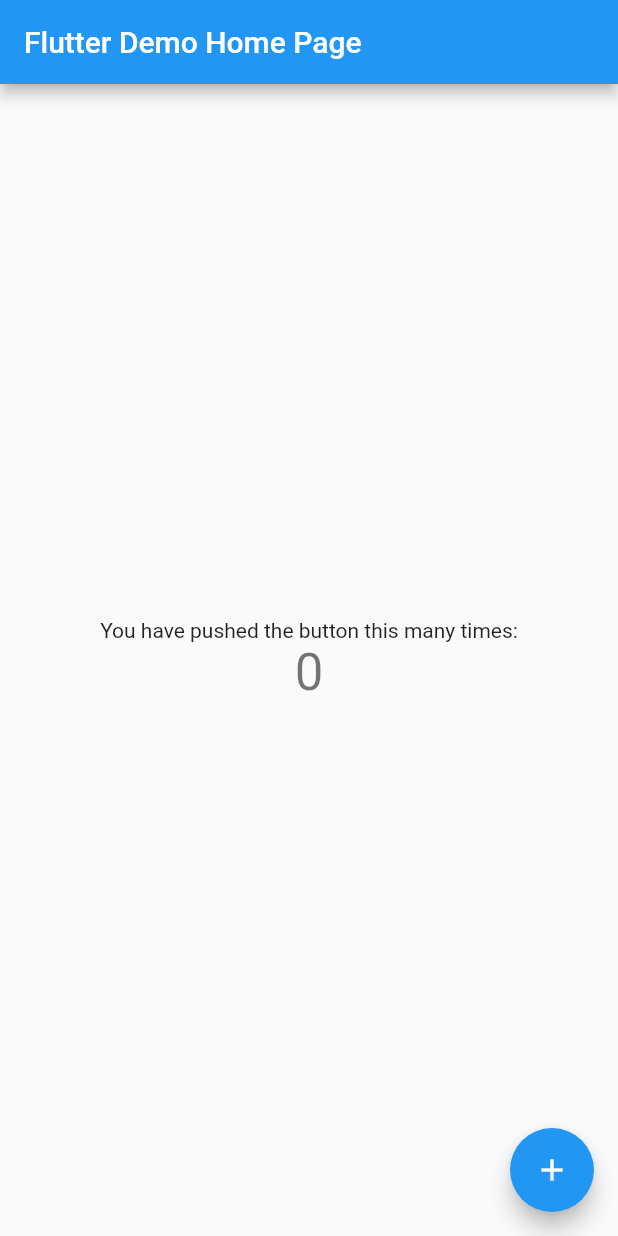
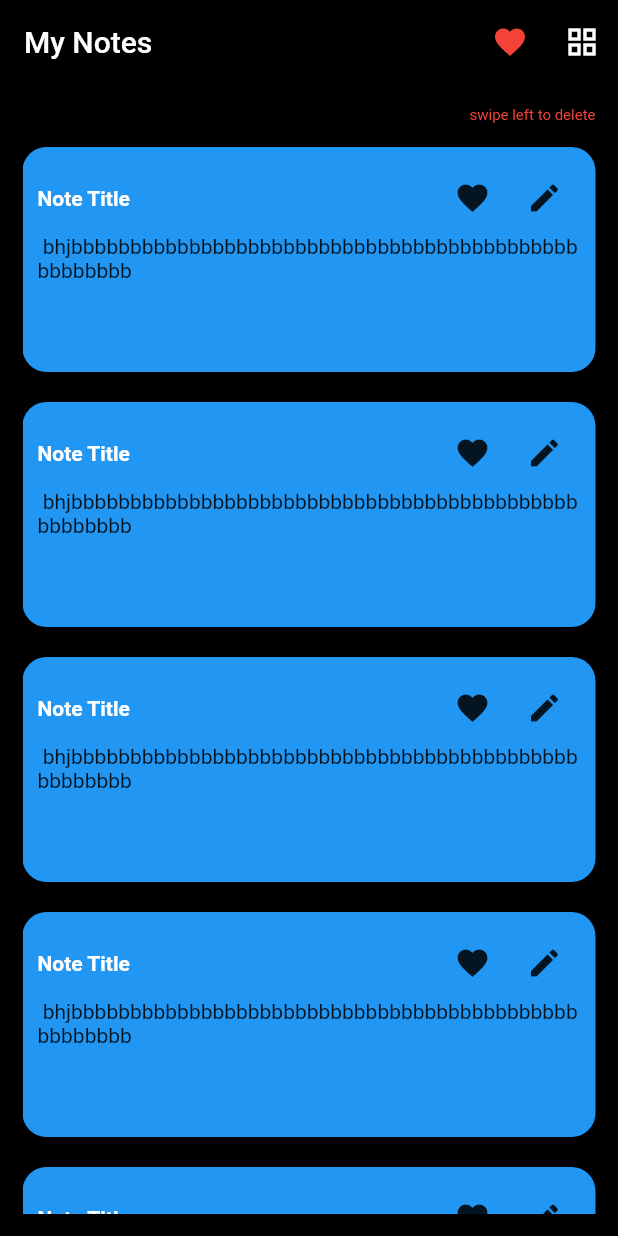
Before and after one commit to rokaia-ahmed/note_app, a Flutter app: the screen it shows after launch, on a phone screen of 412 x 824 dp. Run offline on Flutter 3.47's test engine with Material 2 defaults, Android fonts, the phone set to English and light mode, and no system bars.

Commit message:
mainScreen

```diff
--- a/lib/main.dart
+++ b/lib/main.dart
@@ -1,4 +1,5 @@
 import 'package:flutter/material.dart';
+import 'package:notes/views/home/home_screen.dart';
 
 void main() {
   runApp(const MyApp());
@@ -11,8 +12,10 @@ class MyApp extends StatelessWidget {
   @override
   Widget build(BuildContext context) {
     return MaterialApp(
+      debugShowCheckedModeBanner: false,
       title: 'Flutter ss',
       theme: ThemeData(
+        backgroundColor: Colors.black,
         // This is the theme of your application.
         //
         // Try running your application with "flutter run". You'll see the
@@ -24,92 +27,7 @@ class MyApp extends StatelessWidget {
         // is not restarted.
         primarySwatch: Colors.blue,
       ),
-      home: const MyHomePage(title: 'Flutter Demo Home Page'),
+      home: Home_screen(),
     );
   }
 }
-
-class MyHomePage extends StatefulWidget {
-  const MyHomePage({Key? key, required this.title}) : super(key: key);
-
-  // This widget is the home page of your application. It is stateful, meaning
-  // that it has a State object (defined below) that contains fields that affect
-  // how it looks.
-
-  // This class is the configuration for the state. It holds the values (in this
-  // case the title) provided by the parent (in this case the App widget) and
-  // used by the build method of the State. Fields in a Widget subclass are
-  // always marked "final".
-
-  final String title;
-
-  @override
-  State<MyHomePage> createState() => _MyHomePageState();
-}
-
-class _MyHomePageState extends State<MyHomePage> {
-  int _counter = 0;
-
-  void _incrementCounter() {
-    setState(() {
-      // This call to setState tells the Flutter framework that something has
-      // changed in this State, which causes it to rerun the build method below
-      // so that the display can reflect the updated values. If we changed
-      // _counter without calling setState(), then the build method would not be
-      // called again, and so nothing would appear to happen.
-      _counter++;
-    });
-  }
-
-  @override
-  Widget build(BuildContext context) {
-    // This method is rerun every time setState is called, for instance as done
-    // by the _incrementCounter method above.
-    //
-    // The Flutter framework has been optimized to make rerunning build methods
-    // fast, so that you can just rebuild anything that needs updating rather
-    // than having to individually change instances of widgets.
-    return Scaffold(
-      appBar: AppBar(
-        // Here we take the value from the MyHomePage object that was created by
-        // the App.build method, and use it to set our appbar title.
-        title: Text(widget.title),
-      ),
-      body: Center(
-        // Center is a layout widget. It takes a single child and positions it
-        // in the middle of the parent.
-        child: Column(
-          // Column is also a layout widget. It takes a list of children and
-          // arranges them vertically. By default, it sizes itself to fit its
-          // children horizontally, and tries to be as tall as its parent.
-          //
-          // Invoke "debug painting" (press "p" in the console, choose the
-          // "Toggle Debug Paint" action from the Flutter Inspector in Android
-          // Studio, or the "Toggle Debug Paint" command in Visual Studio Code)
-          // to see the wireframe for each widget.
-          //
-          // Column has various properties to control how it sizes itself and
-          // how it positions its children. Here we use mainAxisAlignment to
-          // center the children vertically; the main axis here is the vertical
-          // axis because Columns are vertical (the cross axis would be
-          // horizontal).
-          mainAxisAlignment: MainAxisAlignment.center,
-          children: <Widget>[
-            const Text(
-              'You have pushed the button this many times:',
-            ),
-            Text(
-              '$_counter',
-              style: Theme.of(context).textTheme.headline4,
-            ),
-          ],
-        ),
-      ),
-      floatingActionButton: FloatingActionButton(
-        onPressed: _incrementCounter,
-        tooltip: 'Increment',
-        child: const Icon(Icons.add),
-      ), // This trailing comma makes auto-formatting nicer for build methods.
-    );
-  }
-}
--- a/lib/views/home/home_screen.dart
+++ b/lib/views/home/home_screen.dart
@@ -0,0 +1,42 @@
+import 'package:flutter/cupertino.dart';
+import 'package:flutter/material.dart';
+import 'package:notes/views/widgets/listViewItem.dart';
+
+class Home_screen extends StatefulWidget {
+  @override
+  _Home_screenState createState() => _Home_screenState();
+}
+
+class _Home_screenState extends State<Home_screen> {
+  @override
+  Widget build(BuildContext context) {
+    return Scaffold(
+      backgroundColor: Colors.black,
+      appBar: AppBar(backgroundColor: Colors.transparent,
+      title: Text("My Notes"),
+        actions: [
+          IconButton(icon:Icon(Icons.favorite,color: Colors.red,), onPressed: () {  }, ),
+          IconButton(onPressed: (){}, icon: Icon(Icons.grid_view))
+
+        ],
+      ),
+
+     body: Padding(
+       padding: const EdgeInsets.all(15),
+       child: Column(
+         crossAxisAlignment: CrossAxisAlignment.end,
+         children: [
+
+           Text("swipe left to delete",style: TextStyle(color: Colors.red,fontSize: 10),),
+           SizedBox(height: 15,),
+          Expanded(child: ListView.separated(
+              shrinkWrap: true,
+              itemBuilder: (BuildContext context,int index){ return listViewItem();},
+              separatorBuilder: (BuildContext context, int index) { return SizedBox(height: 20,); }, itemCount: 5),)
+
+         ],
+       ),
+     ),
+    );
+  }
+}
--- /dev/null
+++ b/lib/views/widgets/listViewItem.dart
@@ -0,0 +1,58 @@
+import 'package:flutter/cupertino.dart';
+import 'package:flutter/material.dart';
+
+class listViewItem extends StatelessWidget {
+  @override
+  Widget build(BuildContext context) {
+
+        return   Container(
+          // margin: EdgeInsets.all(10),
+          padding: EdgeInsets.all(10),
+          height: 150,
+          decoration: BoxDecoration(
+              borderRadius: BorderRadius.circular(16),
+              color: Colors.blue
+
+          ),
+          child:
+
+
+
+          Column(
+            crossAxisAlignment: CrossAxisAlignment.start,
+            mainAxisAlignment: MainAxisAlignment.spaceBetween,
+
+            children: [
+
+              Row(
+                //mainAxisAlignment: MainAxisAlignment.spaceBetween,
+                children: [
+                  Text("Note Title",style: TextStyle(color: Colors.white,fontWeight: FontWeight.bold),),
+                  Spacer(),
+                  IconButton(onPressed: (){}, icon: Icon(Icons.favorite)),
+
+                  IconButton(onPressed: (){}, icon: Icon(Icons.edit)),
+                ],
+              ),
+              Expanded(
+                child: Text(" bhjbbbbbbbbbbbbbbbbbbbbbbbbbbbbbbbbbbbbbbbbbbbbbbbbbbb",
+                  textAlign: TextAlign.start,
+                  overflow: TextOverflow.ellipsis,
+                  maxLines: 9,
+                ),
+              ),
+
+
+
+
+
+
+
+
+            ],
+          ),
+
+        );
+
+  }
+}
--- a/pubspec.yaml
+++ b/pubspec.yaml
@@ -18,7 +18,7 @@ publish_to: 'none' # Remove this line if you wish to publish to pub.dev
 version: 1.0.0+1
 
 environment:
-  sdk: ">=2.17.6 <3.0.0"
+  sdk: ">=2.16.2 <3.0.0"
 
 # Dependencies specify other packages that your package needs in order to work.
 # To automatically upgrade your package dependencies to the latest versions
@@ -44,7 +44,7 @@ dev_dependencies:
   # activated in the `analysis_options.yaml` file located at the root of your
   # package. See that file for information about deactivating specific lint
   # rules and activating additional ones.
-  flutter_lints: ^2.0.0
+  flutter_lints:
 
 # For information on the generic Dart part of this file, see the
 # following page: https://dart.dev/tools/pub/pubspec
```
Also changed, not shown: lib/views/screens/add_note.dart (added), lib/views/screens/edit_screen.dart (added), lib/views/screens/favourite_screen.dart (added), lib/views/screens/home_screen.dart (added), lib/views/widgets/GridviewItem.dart (added), pubspec.lock, 2 other files.
